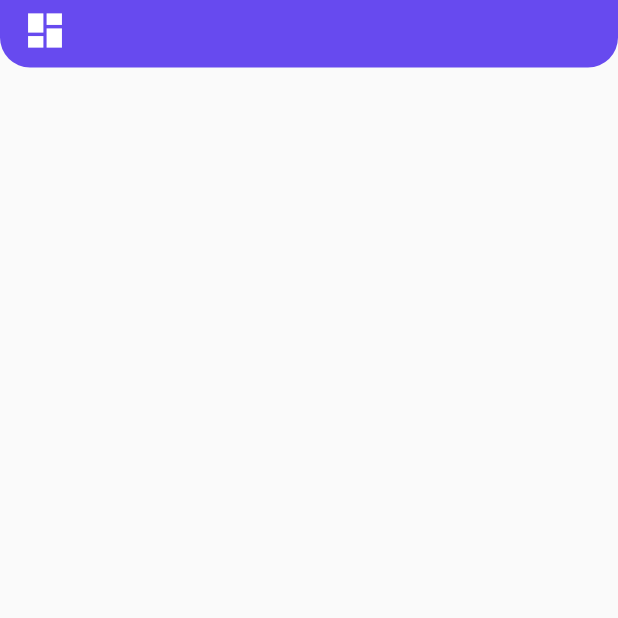
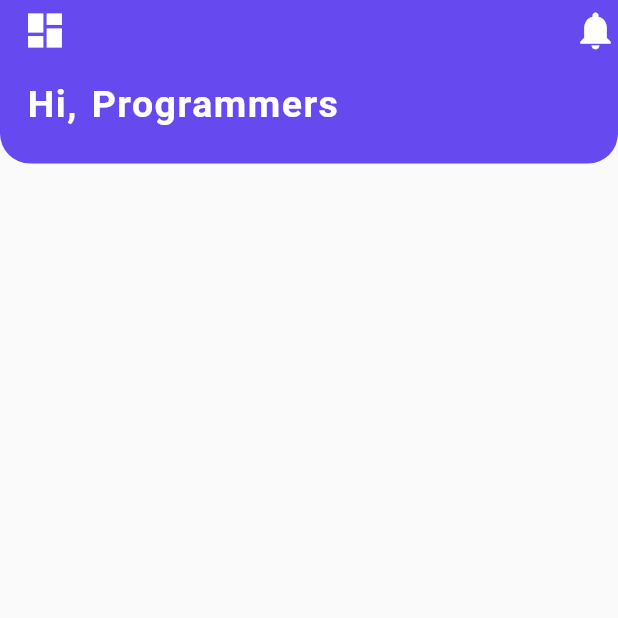
Before and after one commit to SHANIB-C-K/zerodays-app, a Flutter app: the screen it shows after launch, on a phone screen of 412 x 824 dp, the top half of it. Run offline on Flutter 3.47's test engine with Material 2 defaults, Android fonts, the light colour scheme and no system bars.

Commit message:
bell icon and hi, programmers text added

```diff
--- a/lib/screens/homescreen.dart
+++ b/lib/screens/homescreen.dart
@@ -35,9 +35,32 @@ class HomeScreen extends StatelessWidget {
                       size: 30,
                       color: Colors.white,
                     ),
-
+                    Icon(
+                      Icons.notifications,
+                      size: 30,
+                      color: Colors.white,
+                    ),
                   ],
-                )
+                ),
+                SizedBox(
+                  height: 20,
+                ),
+                Padding(
+                  padding: EdgeInsets.only(
+                    left: 3,
+                    bottom: 15,
+                  ),
+                  child: Text(
+                    'Hi, Programmers',
+                    style: TextStyle(
+                      fontSize: 25,
+                      fontWeight: FontWeight.w600,
+                      letterSpacing: 1,
+                      wordSpacing: 2,
+                      color: Colors.white,
+                    ),
+                  ),
+                ),
               ],
             ),
           ),
```
